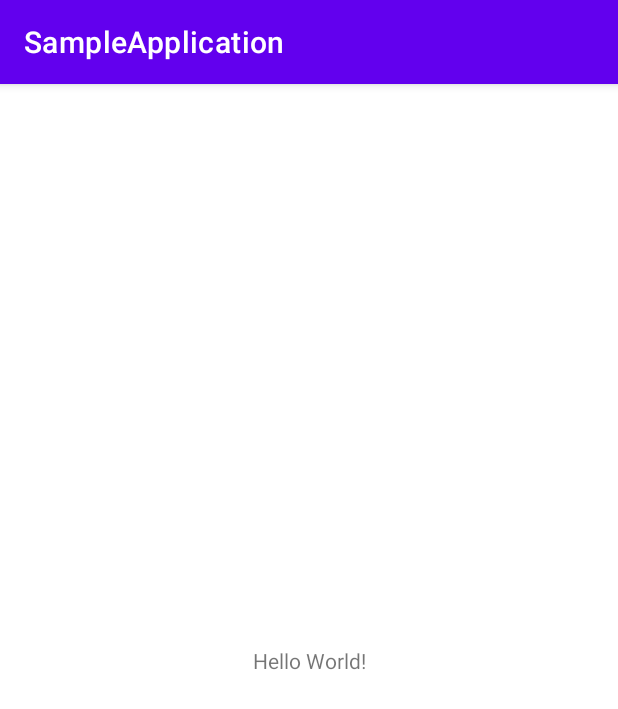
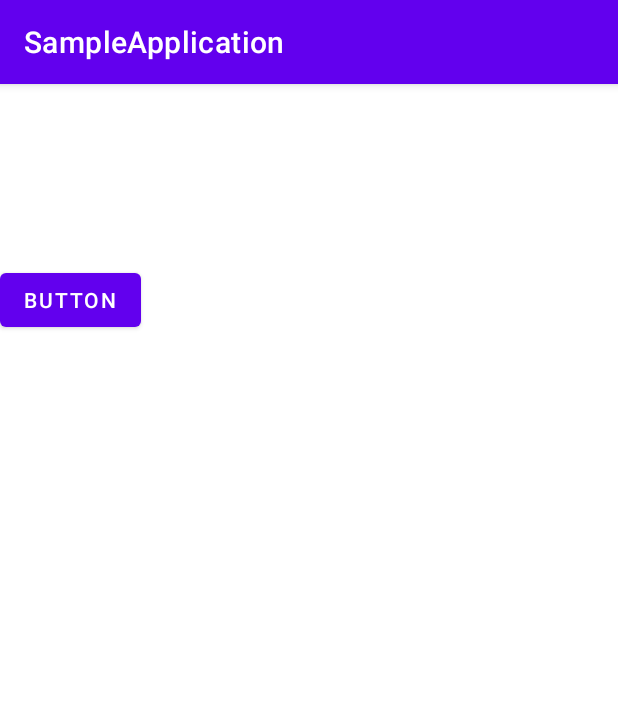
Before and after one commit to sayyadMahammad/forSimpleProject, an Android app: the screen it shows after launch (MainActivity), on a phone screen of 412 x 824 dp. Shown: the top 709 px of the screen. Run offline under Robolectric (Android 15) with nearby library versions, the phone set to English and light mode, and no system bars.

Commit message:
added some pics

```diff
--- a/app/src/main/java/com/example/sampleapplication/MainActivity.kt
+++ b/app/src/main/java/com/example/sampleapplication/MainActivity.kt
@@ -2,10 +2,17 @@ package com.example.sampleapplication
 
 import androidx.appcompat.app.AppCompatActivity
 import android.os.Bundle
+import android.widget.Button
+import android.widget.ImageView
 
 class MainActivity : AppCompatActivity() {
     override fun onCreate(savedInstanceState: Bundle?) {
         super.onCreate(savedInstanceState)
         setContentView(R.layout.activity_main)
+        var image = findViewById<ImageView>(R.id.imageView)
+        var btn = findViewById<Button>(R.id.button)
+        btn.setOnClickListener {
+            image.setImageResource(R.drawable.billions)
+        }
     }
 }
--- a/app/src/main/res/layout/activity_main.xml
+++ b/app/src/main/res/layout/activity_main.xml
@@ -6,13 +6,24 @@
     android:layout_height="match_parent"
     tools:context=".MainActivity">
 
-    <TextView
+    <ImageView
+        android:id="@+id/imageView"
         android:layout_width="wrap_content"
         android:layout_height="wrap_content"
-        android:text="Hello World!"
-        app:layout_constraintBottom_toBottomOf="parent"
+        android:layout_marginEnd="283dp"
         app:layout_constraintEnd_toEndOf="parent"
         app:layout_constraintStart_toStartOf="parent"
-        app:layout_constraintTop_toTopOf="parent" />
+        app:layout_constraintTop_toTopOf="parent"
+        tools:srcCompat="@tools:sample/avatars" />
 
+    <Button
+        android:id="@+id/button"
+        android:layout_width="wrap_content"
+        android:layout_height="wrap_content"
+        android:layout_marginTop="120dp"
+        android:text="Button"
+        app:layout_constraintEnd_toStartOf="@+id/imageView"
+        app:layout_constraintHorizontal_bias="0.0"
+        app:layout_constraintStart_toStartOf="parent"
+        app:layout_constraintTop_toBottomOf="@+id/imageView" />
 </androidx.constraintlayout.widget.ConstraintLayout>
```
Also changed, not shown: app/src/main/res/drawable/billions.png (added).
